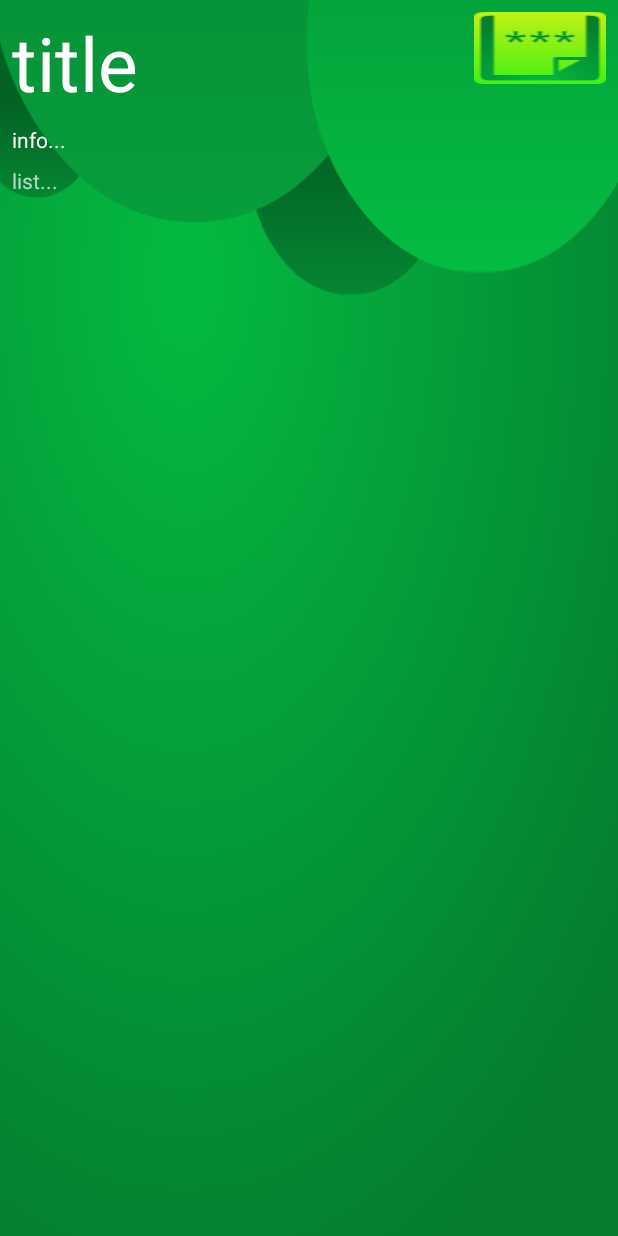
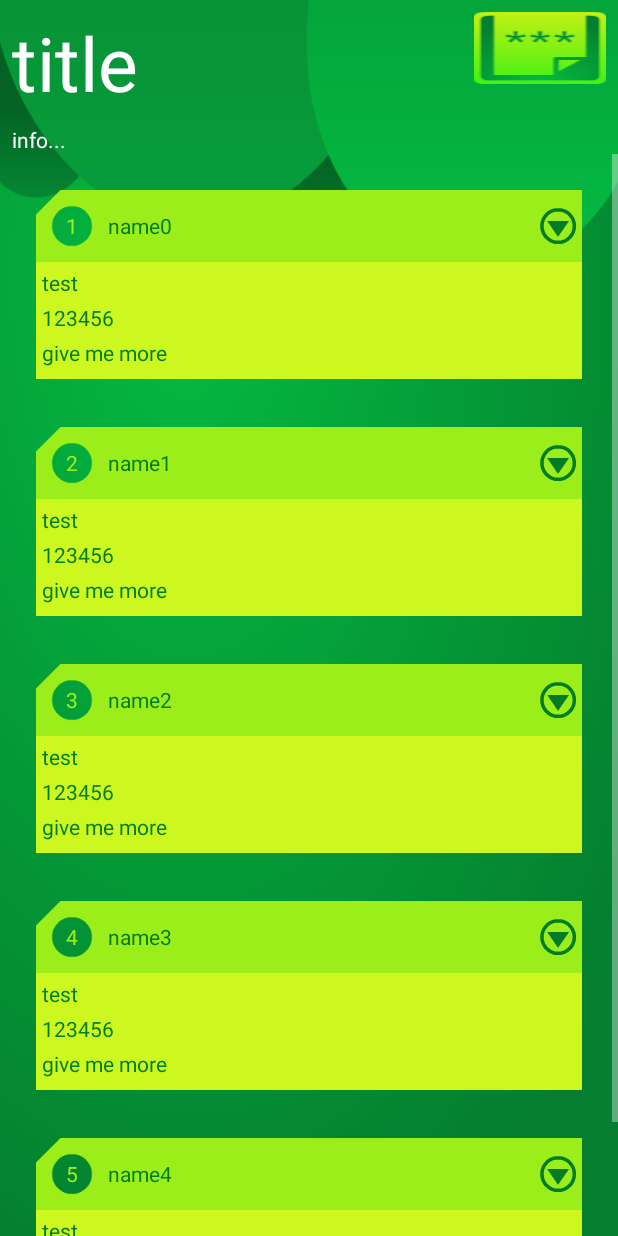
Before and after one commit to codeqian/password-note, an Android app: the MainActivity screen opened directly, with no data from a screen before it, on a phone screen of 412 x 824 dp. Run offline under Robolectric (Android 15) with nearby library versions, the phone set to English and light mode, and no system bars.

Commit message:
修改布局，增加动画效果

```diff
--- a/src/passnote/app/src/main/java/codepig/passnote/MainActivity.java
+++ b/src/passnote/app/src/main/java/codepig/passnote/MainActivity.java
@@ -8,6 +8,10 @@ import android.os.Bundle;
 import android.view.KeyEvent;
 import android.view.Menu;
 import android.view.MenuItem;
+import android.widget.LinearLayout;
+
+import codepig.passnote.Utils.accountData;
+import codepig.passnote.view.expandPaper;
 
 /**
  * 主页
@@ -16,6 +20,7 @@ import android.view.MenuItem;
 public class MainActivity extends ActionBarActivity {
     private int alertCode=0;//警告框类型码,0=退出提示，1=删除提示
     private AlertDialog alertDialog;
+    private LinearLayout contentList;
 
     @Override
     protected void onCreate(Bundle savedInstanceState) {
@@ -28,11 +33,31 @@ public class MainActivity extends ActionBarActivity {
      * 设置view
      */
     private void initView(){
+        contentList=(LinearLayout) findViewById(R.id.contentList);
         alertDialog = new AlertDialog.Builder(this).create();
         alertDialog.setButton(DialogInterface.BUTTON_POSITIVE, "确定", alertListener);
         alertDialog.setButton(DialogInterface.BUTTON_NEGATIVE, "取消", alertListener);
+
+        //test
+        creatList();
     }
 
+    /**
+     * 创建便签
+     */
+    private void creatList(){
+        for(int i=0;i<5;i++){
+            expandPaper paper=new expandPaper(this);
+            contentList.addView(paper);
+            accountData _data=new accountData();
+            _data.paperId=i;
+            _data.paperName="name"+i;
+            _data.account="test";
+            _data.password="123456";
+            _data.info="give me more";
+            paper.showData(_data);
+        }
+    }
     /**
      * 打开设置界面
      */
--- /dev/null
+++ b/src/passnote/app/src/main/java/codepig/passnote/Utils/accountData.java
@@ -0,0 +1,13 @@
+package codepig.passnote.Utils;
+
+/**
+ * 账户信息
+ * Created by QZD on 2015/9/18.
+ */
+public class accountData {
+    public int paperId;
+    public String paperName;
+    public String account;
+    public String password;
+    public String info;
+}
--- /dev/null
+++ b/src/passnote/app/src/main/java/codepig/passnote/view/expandPaper.java
@@ -0,0 +1,94 @@
+package codepig.passnote.view;
+
+import android.content.Context;
+import android.util.AttributeSet;
+import android.util.Log;
+import android.view.LayoutInflater;
+import android.view.View;
+import android.view.animation.Animation;
+import android.view.animation.RotateAnimation;
+import android.widget.Button;
+import android.widget.ImageView;
+import android.widget.LinearLayout;
+import android.widget.TextView;
+
+import codepig.passnote.R;
+import codepig.passnote.Utils.accountData;
+
+/**
+ * 内容单页view
+ * Created by QZD on 2015/9/17.
+ */
+public class expandPaper extends LinearLayout {
+    private ImageView openBtn;
+    private TextView index_t,title_t,account_t,password_t,info_t;
+    private boolean opened=true;
+    private int durationMillis = 350;
+    private LinearLayout mainBody,contentPage;
+    public expandPaper(Context context) {
+        super(context);
+        init(context);
+    }
+
+    public expandPaper(Context context, AttributeSet attrs) {
+        super(context, attrs);
+        init(context);
+    }
+
+    private void init(Context context){
+        LayoutInflater.from(context).inflate(R.layout.expandpaper_l, this);
+        mainBody=(LinearLayout) findViewById(R.id.mainBody);
+        contentPage=(LinearLayout) findViewById(R.id.contentPage);
+        openBtn=(ImageView) findViewById(R.id.openBtn);
+        index_t=(TextView) findViewById(R.id.index_t);
+        title_t=(TextView) findViewById(R.id.title_t);
+        account_t=(TextView) findViewById(R.id.account_t);
+        password_t=(TextView) findViewById(R.id.password_t);
+        info_t=(TextView) findViewById(R.id.info_t);
+
+        openBtn.setOnClickListener(btnClick);
+    }
+
+    /**
+     * 设置具体信息
+     * @param _data
+     */
+    public void showData(accountData _data){
+        index_t.setText(Integer.toString(_data.paperId+1));
+        title_t.setText(_data.paperName);
+        account_t.setText(_data.account);
+        password_t.setText(_data.password);
+        info_t.setText(_data.info);
+        Log.d("LOGCAT","height:"+contentPage.getHeight());
+    }
+
+    /**
+     * 按钮事件
+     */
+    private View.OnClickListener btnClick = new Button.OnClickListener(){
+        @Override
+        public void onClick(View v) {
+            switch (v.getId()) {
+                case R.id.openBtn:
+                    //展开或关闭内容
+                    mainBody.clearAnimation();
+                    if(opened){
+                        opened=false;
+                        RotateAnimation animation = new RotateAnimation(0, 180, Animation.RELATIVE_TO_SELF, 0.5f, Animation.RELATIVE_TO_SELF, 0.5f);
+                        animation.setDuration(durationMillis);
+                        animation.setFillAfter(true);
+                        openBtn.startAnimation(animation);
+                    }else {
+                        opened=true;
+                        RotateAnimation animation = new RotateAnimation(180, 0, Animation.RELATIVE_TO_SELF, 0.5f, Animation.RELATIVE_TO_SELF, 0.5f);
+                        animation.setDuration(durationMillis);
+                        animation.setFillAfter(true);
+                        openBtn.startAnimation(animation);
+                    }
+                    break;
+                default:
+                    break;
+            }
+        }
+    };
+}
--- a/src/passnote/app/src/main/java/codepig/passnote/view/wordsPaper.java
+++ /dev/null
@@ -1,28 +0,0 @@
-package codepig.passnote.view;
-
-import android.content.Context;
-import android.util.AttributeSet;
-import android.view.LayoutInflater;
-import android.widget.LinearLayout;
-import codepig.passnote.R;
-
-/**
- * 内容单页view
- * Created by QZD on 2015/9/17.
- */
-public class wordsPaper  extends LinearLayout {
-
-    public wordsPaper(Context context) {
-        super(context);
-        init(context);
-    }
-
-    public wordsPaper(Context context, AttributeSet attrs) {
-        super(context, attrs);
-        init(context);
-    }
-
-    private void init(Context context){
-        LayoutInflater.from(context).inflate(R.layout.wordspaper_l, this);
-    }
-}
--- a/src/passnote/app/src/main/res/layout/activity_main.xml
+++ b/src/passnote/app/src/main/res/layout/activity_main.xml
@@ -64,10 +64,6 @@
             android:id="@+id/contentList"
             android:layout_width="match_parent"
             android:layout_height="wrap_content">
-            <TextView
-                android:text="list..."
-                android:layout_width="wrap_content"
-                android:layout_height="wrap_content" />
             </LinearLayout>
         </ScrollView>
 </LinearLayout>
--- a/src/passnote/app/src/main/res/layout/wordspaper_l.xml
+++ b/src/passnote/app/src/main/res/layout/expandpaper_l.xml
@@ -1,8 +1,11 @@
 <?xml version="1.0" encoding="utf-8"?>
 <LinearLayout xmlns:android="http://schemas.android.com/apk/res/android"
+    android:id="@+id/mainBody"
     android:layout_margin="@dimen/page_margin"
     android:orientation="vertical"
-    android:layout_width="match_parent" android:layout_height="match_parent">
+    android:layout_width="match_parent"
+    android:layout_height="wrap_content"
+     >
     <!-- 标题-->
     <LinearLayout
         android:orientation="horizontal"
@@ -37,9 +40,12 @@
                 android:layout_width="wrap_content"
                 android:layout_height="wrap_content"
                 android:layout_gravity="center_vertical" />
-            <Button
+            <ImageView
+                android:layout_margin="@dimen/little_margin"
                 android:id="@+id/openBtn"
+                android:src="@mipmap/arrowbtn"
                 android:layout_width="wrap_content"
+                android:layout_gravity="center_vertical"
                 android:layout_height="wrap_content" />
         </LinearLayout>
     </LinearLayout>
@@ -52,7 +58,23 @@
         android:layout_width="match_parent"
         android:layout_height="wrap_content">
         <TextView
-            android:text="info..."
+            android:layout_marginBottom="@dimen/little_margin"
+            android:id="@+id/account_t"
+            android:text="account"
+            android:textColor="@color/mainGreen"
+            android:layout_width="wrap_content"
+            android:layout_height="wrap_content" />
+        <TextView
+            android:layout_marginBottom="@dimen/little_margin"
+            android:id="@+id/password_t"
+            android:text="password"
+            android:textColor="@color/mainGreen"
+            android:layout_width="wrap_content"
+            android:layout_height="wrap_content" />
+        <TextView
+            android:layout_marginBottom="@dimen/little_margin"
+            android:id="@+id/info_t"
+            android:text="info............................................................................................................."
             android:textColor="@color/mainGreen"
             android:layout_width="wrap_content"
             android:layout_height="wrap_content" />
```
Also changed, not shown: src/passnote/app/src/main/res/mipmap-hdpi/arrowbtn.png (added), src/passnote/app/src/main/res/mipmap-mdpi/arrowbtn.png (added), src/passnote/app/src/main/res/mipmap-xhdpi/arrowbtn.png (added).
